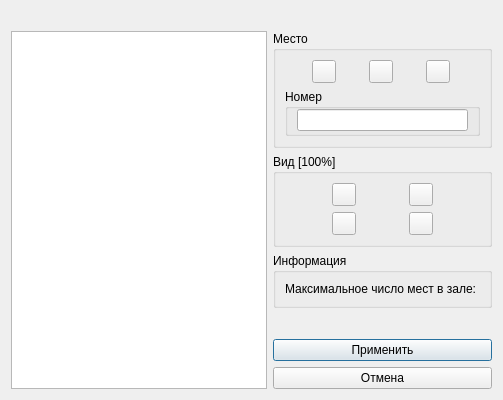
Demonist/TCS, file Admin/MainManager/placesWidget/cplaceschemedialog.ui: the form before one commit.
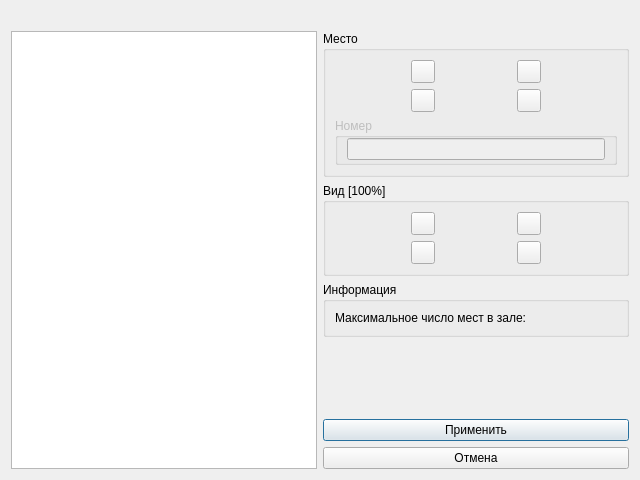
The form after the commit. Icons and pictures are not drawn.

```diff
--- a/Admin/MainManager/placesWidget/cplaceschemedialog.ui
+++ b/Admin/MainManager/placesWidget/cplaceschemedialog.ui
@@ -6,14 +6,14 @@
    <rect>
     <x>0</x>
     <y>0</y>
-    <width>503</width>
-    <height>400</height>
+    <width>640</width>
+    <height>480</height>
    </rect>
   </property>
   <property name="windowTitle">
    <string>Редактирование схемы зала</string>
   </property>
-  <layout class="QGridLayout" name="gridLayout_4">
+  <layout class="QGridLayout" name="gridLayout_6">
    <item row="0" column="0">
     <widget class="QLabel" name="lPlaceName">
      <property name="sizePolicy">
@@ -40,9 +40,6 @@
      </item>
      <item>
       <layout class="QVBoxLayout" name="verticalLayout_2">
-       <property name="sizeConstraint">
-        <enum>QLayout::SetFixedSize</enum>
-       </property>
        <item>
         <widget class="QGroupBox" name="groupBox_2">
          <property name="sizePolicy">
@@ -60,14 +57,11 @@
          <property name="title">
           <string>Место</string>
          </property>
-         <layout class="QGridLayout" name="gridLayout_2">
-          <property name="sizeConstraint">
-           <enum>QLayout::SetMinimumSize</enum>
-          </property>
+         <layout class="QGridLayout" name="gridLayout_4">
           <item row="0" column="0">
-           <layout class="QHBoxLayout" name="horizontalLayout">
-            <item>
-             <widget class="QToolButton" name="tbnAdd">
+           <layout class="QGridLayout" name="gridLayout_2">
+            <item row="0" column="0">
+             <widget class="QToolButton" name="tbnSelect">
               <property name="icon">
                <iconset resource="../main_res.qrc">
                 <normaloff>:/images/add.png</normaloff>:/images/add.png</iconset>
@@ -77,7 +71,7 @@
               </property>
              </widget>
             </item>
-            <item>
+            <item row="0" column="1">
              <widget class="QToolButton" name="tbnMove">
               <property name="icon">
                <iconset resource="placeWidget_res.qrc">
@@ -88,7 +82,18 @@
               </property>
              </widget>
             </item>
-            <item>
+            <item row="1" column="0">
+             <widget class="QToolButton" name="tbnAdd">
+              <property name="icon">
+               <iconset resource="../main_res.qrc">
+                <normaloff>:/images/add.png</normaloff>:/images/add.png</iconset>
+              </property>
+              <property name="checkable">
+               <bool>true</bool>
+              </property>
+             </widget>
+            </item>
+            <item row="1" column="1">
              <widget class="QToolButton" name="tbnDel">
               <property name="icon">
                <iconset resource="../main_res.qrc">
@@ -102,7 +107,10 @@
            </layout>
           </item>
           <item row="1" column="0">
-           <widget class="QGroupBox" name="groupBox">
+           <widget class="QGroupBox" name="gbxNumber">
+            <property name="enabled">
+             <bool>false</bool>
+            </property>
             <property name="title">
              <string>Номер</string>
             </property>
```
Left out of the diff: 12 changed lines with no effect on the pictures.
